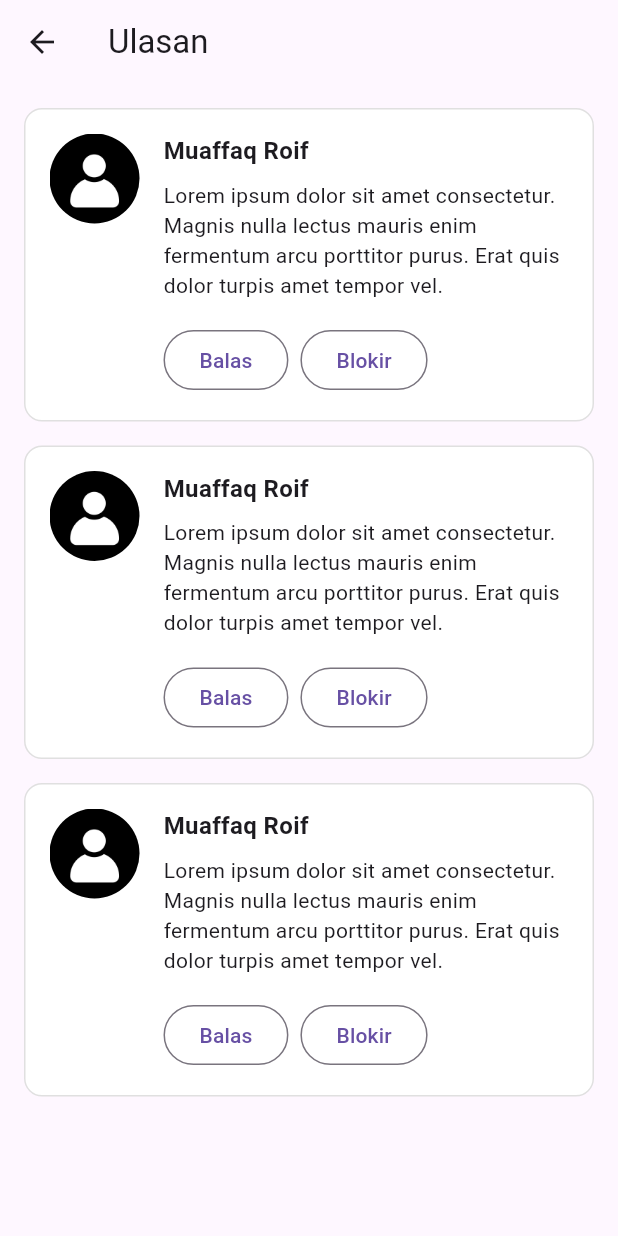
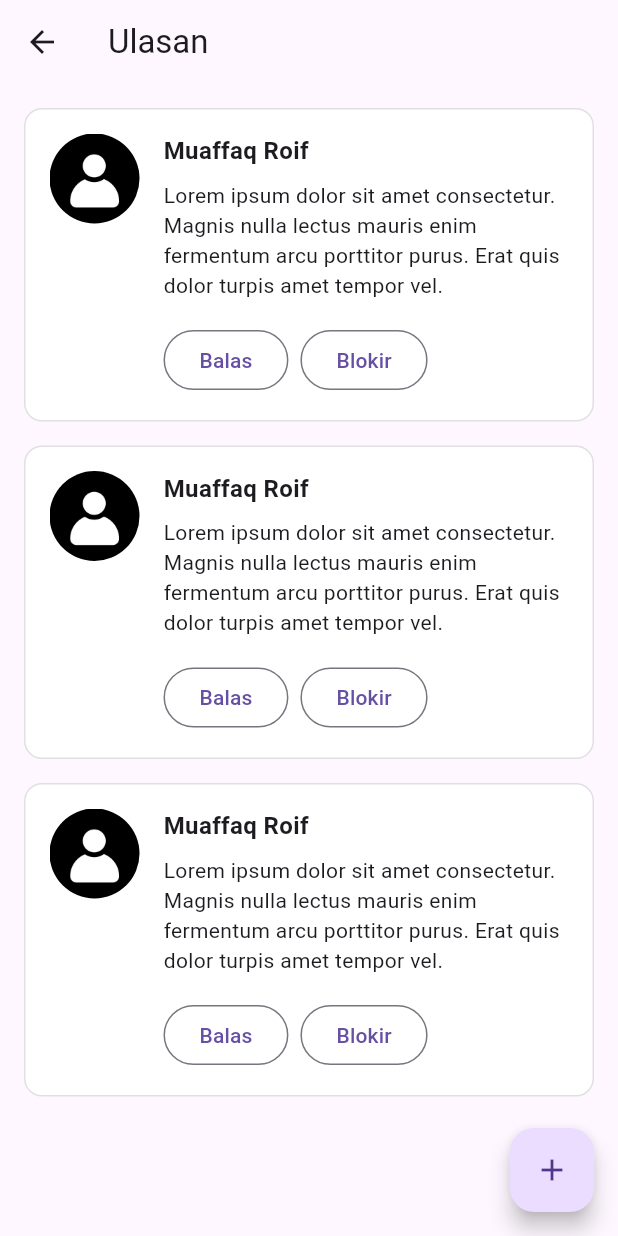
Before and after one commit to SIRxRIS/Kostku, a Flutter app: the screen it shows after launch, on a phone screen of 412 x 824 dp. Run offline on Flutter 3.47's test engine with Material 3 defaults, Android fonts, the phone set to English and light mode, and no system bars.

Commit message:
Menambahkan tambah ulasan

```diff
--- a/lib/main.dart
+++ b/lib/main.dart
@@ -18,8 +18,28 @@ class MyApp extends StatelessWidget {
   }
 }
 
-class HomePage extends StatelessWidget {
+class HomePage extends StatefulWidget {
   const HomePage({Key? key}) : super(key: key);
+
+  @override
+  _HomePageState createState() => _HomePageState();
+}
+
+class _HomePageState extends State<HomePage> {
+  final List<String> _reviews = [
+    'Lorem ipsum dolor sit amet consectetur. Magnis nulla lectus mauris enim fermentum arcu porttitor purus. Erat quis dolor turpis amet tempor vel.',
+    'Lorem ipsum dolor sit amet consectetur. Magnis nulla lectus mauris enim fermentum arcu porttitor purus. Erat quis dolor turpis amet tempor vel.',
+    'Lorem ipsum dolor sit amet consectetur. Magnis nulla lectus mauris enim fermentum arcu porttitor purus. Erat quis dolor turpis amet tempor vel.',
+  ];
+
+  final TextEditingController _reviewController = TextEditingController();
+
+  void _addReview(String review) {
+    setState(() {
+      _reviews.add(review);
+    });
+    _reviewController.clear();
+  }
 
   @override
   Widget build(BuildContext context) {
@@ -34,9 +54,10 @@ class HomePage extends StatelessWidget {
         ),
         title: const Text('Ulasan'),
       ),
-      body: ListView(
+      body: ListView.builder(
         padding: const EdgeInsets.all(16),
-        children: List.generate(3, (index) {
+        itemCount: _reviews.length,
+        itemBuilder: (context, index) {
           return Padding(
             padding: const EdgeInsets.only(bottom: 16),
             child: Container(
@@ -76,9 +97,9 @@ class HomePage extends StatelessWidget {
                           ),
                         ),
                         const SizedBox(height: 8),
-                        const Text(
-                          'Lorem ipsum dolor sit amet consectetur. Magnis nulla lectus mauris enim fermentum arcu porttitor purus. Erat quis dolor turpis amet tempor vel.',
-                          style: TextStyle(fontSize: 14),
+                        Text(
+                          _reviews[index],
+                          style: const TextStyle(fontSize: 14),
                         ),
                         const SizedBox(height: 16),
                         Row(
@@ -125,7 +146,7 @@ class HomePage extends StatelessWidget {
                                             'Kembali',
                                             style: TextStyle(
                                               color: Color.fromARGB(255, 0, 0,
-                                                  0), // Warna merah pada tombol Kembali
+                                                  0), // Warna hitam pada tombol Kembali
                                             ),
                                           ),
                                         ),
@@ -158,7 +179,43 @@ class HomePage extends StatelessWidget {
               ),
             ),
           );
-        }),
+        },
+      ),
+      floatingActionButton: FloatingActionButton(
+        onPressed: () {
+          // Menampilkan dialog untuk menambahkan ulasan baru
+          showDialog(
+            context: context,
+            builder: (context) {
+              return AlertDialog(
+                title: const Text('Tambahkan Ulasan'),
+                content: TextField(
+                  controller: _reviewController,
+                  decoration: const InputDecoration(hintText: 'Tulis ulasan'),
+                  maxLines: 3,
+                ),
+                actions: [
+                  TextButton(
+                    onPressed: () {
+                      Navigator.of(context).pop();
+                    },
+                    child: const Text('Batal'),
+                  ),
+                  TextButton(
+                    onPressed: () {
+                      if (_reviewController.text.isNotEmpty) {
+                        _addReview(_reviewController.text);
+                        Navigator.of(context).pop();
+                      }
+                    },
+                    child: const Text('Kirim'),
+                  ),
+                ],
+              );
+            },
+          );
+        },
+        child: const Icon(Icons.add),
       ),
     );
   }
```
